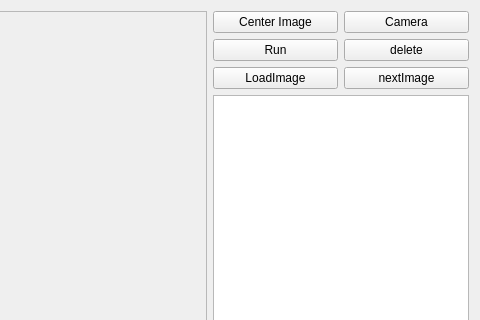
lsl0923/Version-Software, file MainWindow/form.ui: the form before one commit; both pictures show x 681 to 1161 and y 0 to 320 of the 1161 by 752 pixel window.
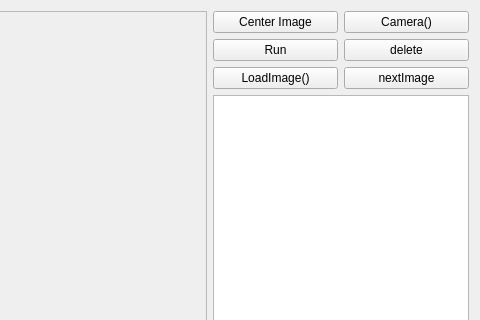
The form after the commit.

The edit to the form file:
```diff
--- a/MainWindow/form.ui
+++ b/MainWindow/form.ui
@@ -51,7 +51,7 @@
          <item>
           <widget class="QPushButton" name="LoadImage">
            <property name="text">
-            <string>LoadImage</string>
+            <string>LoadImage()</string>
            </property>
           </widget>
          </item>
@@ -62,7 +62,7 @@
          <item>
           <widget class="QPushButton" name="pushButton_6">
            <property name="text">
-            <string>Camera</string>
+            <string>Camera()</string>
            </property>
           </widget>
          </item>
```
